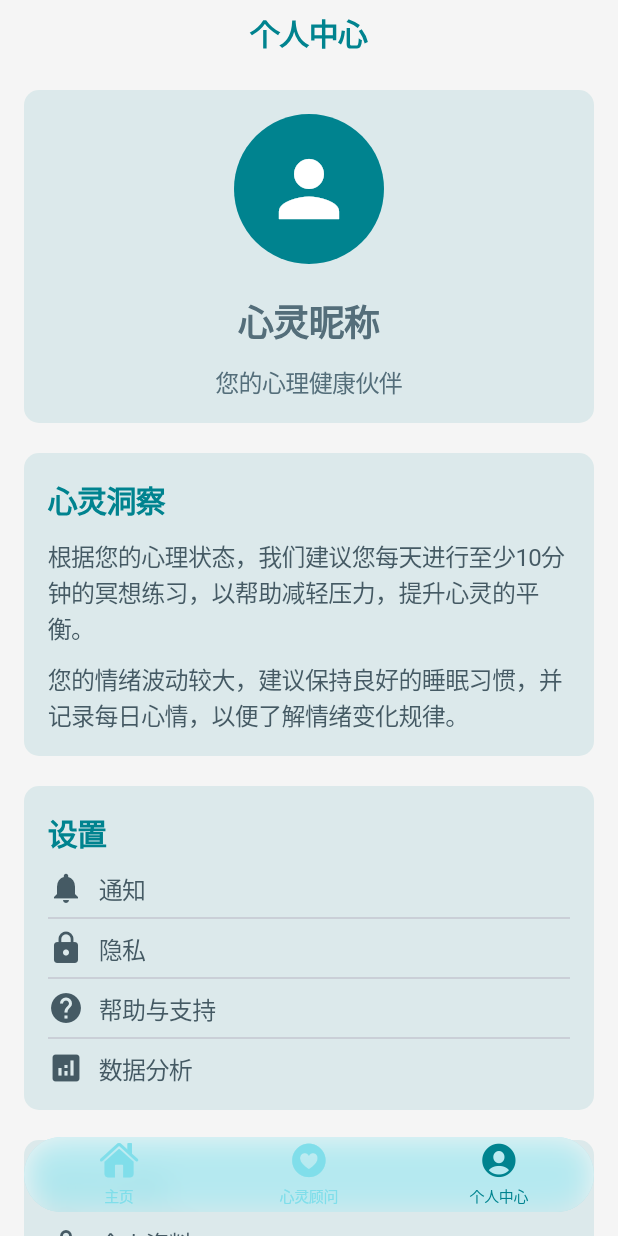
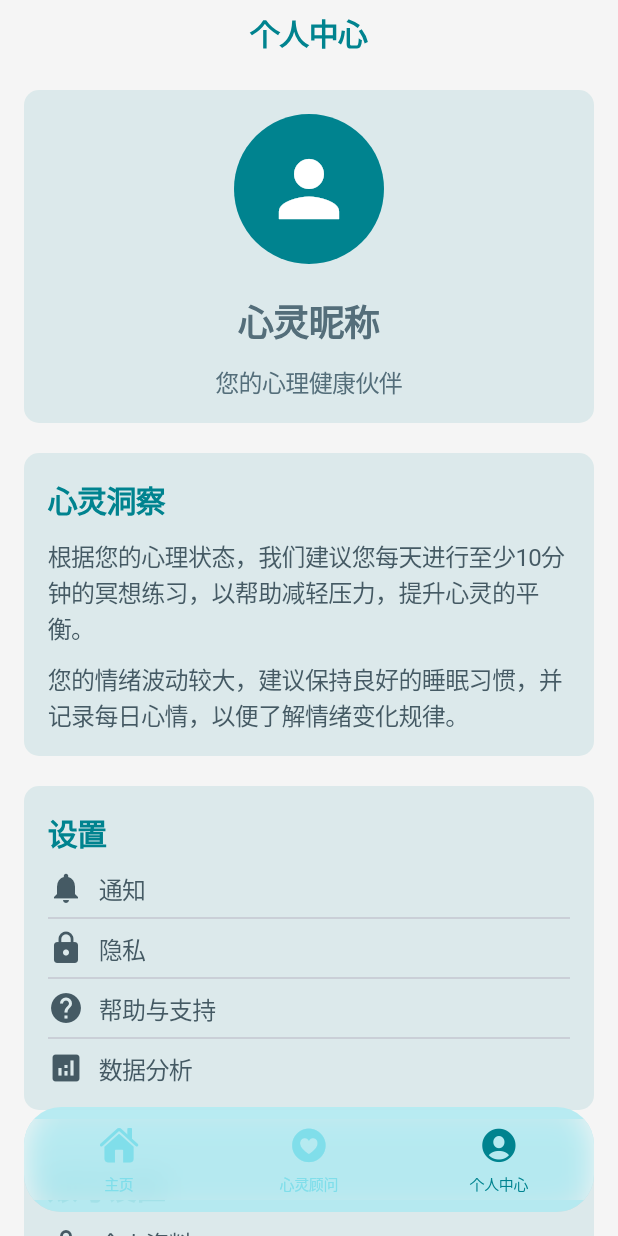
Before and after one commit to 12mimo/-, a Flutter app: the screen it shows after launch, item 3 of the bottom bar chosen, on a phone screen of 412 x 824 dp. Run offline on Flutter 3.47's test engine with Material 3 defaults, Android fonts, the phone set to English and light mode, and no system bars.

Commit message:
优化页面布局

```diff
--- a/lib/main.dart
+++ b/lib/main.dart
@@ -60,10 +60,11 @@ class CupertinoStoreHomePageState extends State<CupertinoStoreHomePage> {
           Align(
             alignment: Alignment.bottomCenter,
             child: Padding(
-              padding: const EdgeInsets.only(bottom: 16.0, left: 16.0, right: 16.0),
+              padding: const EdgeInsets.only(bottom: 16.0, left: 16.0, right: 16.0,top: 16.0),
               child: ClipRRect(
                 borderRadius: BorderRadius.circular(25.0),
                 child: Container(
+                  height: 70.0, // 调整高度，使 TabBar 看起来更紧凑
                   decoration: BoxDecoration(
                     color: isDarkMode ? const Color(0xFF37474F).withOpacity(0.9) : const Color(0xFFB2EBF2).withOpacity(0.9),
                     boxShadow: [
@@ -77,6 +78,8 @@ class CupertinoStoreHomePageState extends State<CupertinoStoreHomePage> {
                       ),
                     ],
                   ),
+                  child: Padding(
+                    padding: const EdgeInsets.symmetric(vertical: 8.0), // 设置上下 Padding，使内容居中
                     child: CupertinoTabBar(
                       backgroundColor: CupertinoColors.transparent,
                       activeColor: isDarkMode ? const Color(0xFF80CBC4) : const Color(0xFF00838F),
@@ -104,6 +107,8 @@ class CupertinoStoreHomePageState extends State<CupertinoStoreHomePage> {
                 ),
               ),
             ),
+          ),
+
         ],
       ),
     );
--- a/lib/pages/personal/profile.dart
+++ b/lib/pages/personal/profile.dart
@@ -1,5 +1,7 @@
 import 'package:flutter/cupertino.dart';
 import 'package:flutter/material.dart';
+
+import '../login/login.dart';
 
 class ProfilePage extends StatelessWidget {
   const ProfilePage({super.key});
@@ -37,6 +39,8 @@ class ProfilePage extends StatelessWidget {
           _buildFullWidthSection(_buildSettingsSection(primaryColor, contentColor, cardBackgroundColor)),
           const SizedBox(height: 20),
           _buildFullWidthSection(_buildAccountSection(primaryColor, contentColor, cardBackgroundColor)),
+          const SizedBox(height: 20),
+          _buildLoginButton(context, primaryColor), // 增加登录按钮
           const SizedBox(height: 20),
           _buildFooterSection(contentColor), // 将版权和备案号放在底部，并使其可以滚动
           const SizedBox(height: 60), // 保留底部60的安全距离
@@ -170,6 +174,18 @@ class ProfilePage extends StatelessWidget {
       ),
     );
   }
+  Widget _buildLoginButton(BuildContext context, Color primaryColor) {
+    return CupertinoButton(
+      color: primaryColor,
+      onPressed: () {
+        Navigator.push(
+          context,
+          CupertinoPageRoute(builder: (context) => const LoginPage()),
+        );
+      },
+      child: const Text('登录'),
+    );
+  }
 
   Widget _buildFooterSection(Color contentColor) {
     return Container(
--- a/pubspec.yaml
+++ b/pubspec.yaml
@@ -17,6 +17,7 @@ dependencies:
   shrine_images: ^2.0.2
   percent_indicator: ^4.2.3
   fl_chart: ^0.69.0
+  flutter_launcher_icons: ^0.9.2
 
 dev_dependencies:
   pedantic: ^1.11.1
@@ -26,3 +27,8 @@ dev_dependencies:
 
 flutter:
   uses-material-design: true
+
+flutter_icons:
+  android: false
+  ios: true
+  image_path: "lib/assets/icon/app_icon.jpg"  # 这里设置图标的路径
```
Also changed, not shown: lib/pages/login/login.dart (added, +76 -0 lines), lib/assets/icon/app_icon.jpg (added), pubspec.lock, 16 other files. Lines whose indentation alone changed are shown as unchanged.
